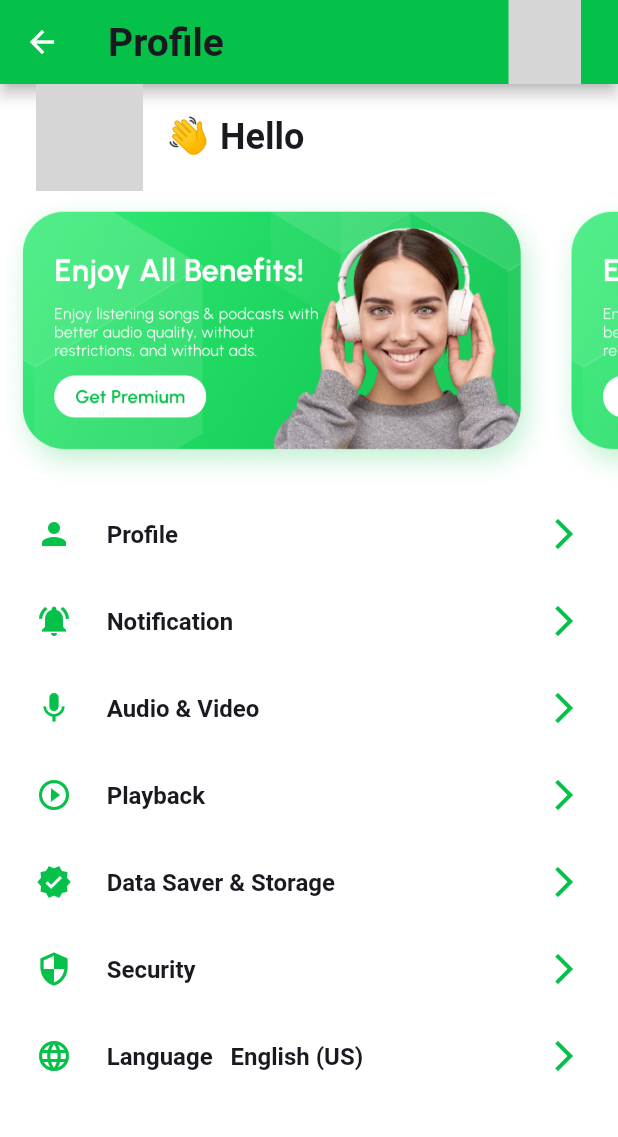
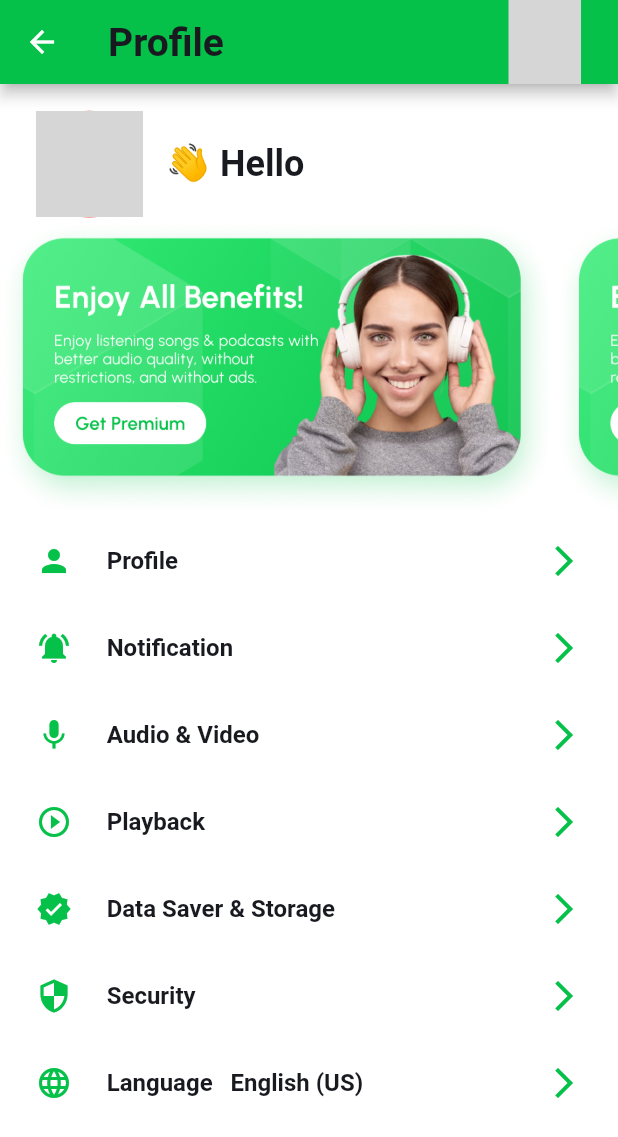
Before and after one commit to bek-n/hear_me, a Flutter app: the ProfilePage screen opened directly, on a phone screen of 412 x 824 dp. Shown: the top 1137 px of the screen. Run offline on Flutter 3.47's test engine with Material 2 defaults, Android fonts, the phone set to English and light mode, and no system bars; our stand-ins replace custom_navigation_bar, flutter_screenutil, google_fonts, image_cropper, image_picker, loading_animation_widget and 2 more; missing offline and left inert: day_night_switcher, proste_indexed_stack, rolling_switch, searchbar_animation; accounts and stored records are empty; network calls fail; grey boxes are pictures that could not be loaded.

Commit message:
final commit

```diff
--- a/lib/home/Profile_page (1).dart
+++ b/lib/home/Profile_page (1).dart
@@ -59,6 +59,7 @@ class _ProfilePageState extends State<ProfilePage> {
       body: SingleChildScrollView(
         child: Column(
           children: [
+            20.verticalSpace,
             Padding(
               padding: const EdgeInsets.symmetric(horizontal: 24),
               child: Row(
@@ -92,6 +93,7 @@ class _ProfilePageState extends State<ProfilePage> {
                   itemCount: 4,
                   itemBuilder: (context, index) {
                     return Container(
+                      margin: EdgeInsets.only(right: 5),
                       width: 380.w,
                       height: 180.h,
                       decoration: BoxDecoration(
```
